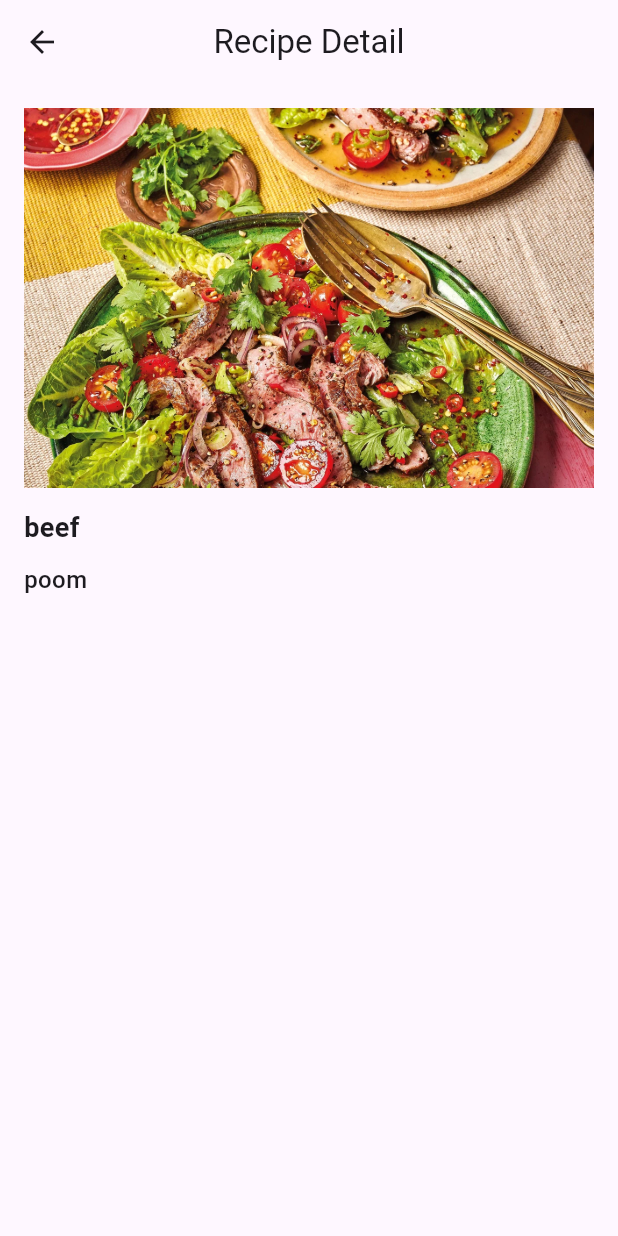
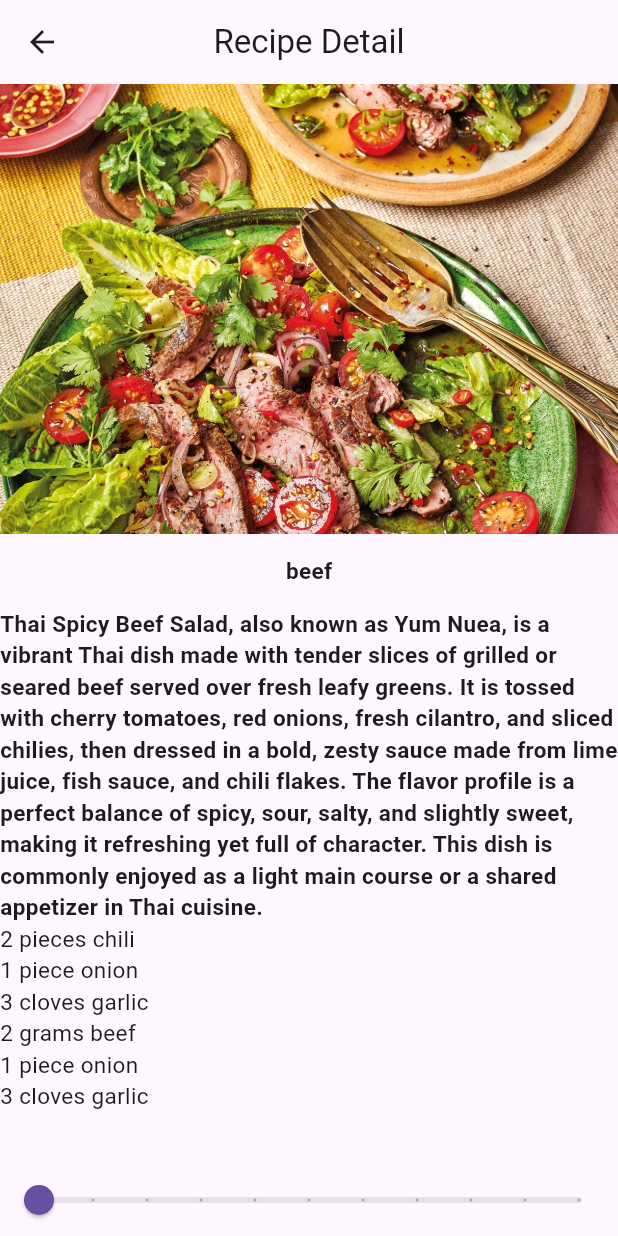
Before and after one commit to Pongpawee123/Flutter, a Flutter app: the screen it shows after launch, after a tap on "beef", on a phone screen of 412 x 824 dp. Run offline on Flutter 3.47's test engine with Material 3 defaults, Android fonts, the phone set to English and light mode, and no system bars; Roboto replaces fonts that are missing (Palatino).

Commit message:
initail project

```diff
--- /dev/null
+++ b/recipes/recipes/lib/Model/ingredient.dart
@@ -0,0 +1,12 @@
+class Ingredient {
+ String name;
+ int quantity;
+ String unit;
+
+
+Ingredient ({
+  required this.name,
+  required this.quantity,
+  required this.unit,
+});
+}
--- a/recipes/recipes/lib/Model/recipe.dart
+++ b/recipes/recipes/lib/Model/recipe.dart
@@ -1,15 +1,78 @@
+import 'package:recipes/Model/ingredient.dart';
+
 class Recipe {
   String imgLabel;
   String imageUrl;
   String description;
+  List<Ingredient> ingredient = [];
 
-  Recipe(this.imageUrl, this.imgLabel,this.description);
+  Recipe(this.imageUrl, this.imgLabel, this.description, this.ingredient);
 
-static List<Recipe> samples = [
-  Recipe('assets/image/beef.webp','beef','poom'),
-  Recipe('assets/image/green-curry.webp','green-curry','poom'),
-  Recipe('assets/image/mama-vegetable.webp','mama-vegetable','poom'),
-  Recipe('assets/image/padthai-prawn.webp','padthai-prawn','poom'),
-  Recipe('assets/image/Turkey-Larb.webp','Turkey-Larb','poom'),
+  static List<Recipe> samples = [
+    Recipe(
+      'assets/image/beef.webp',
+      'beef',
+      'Thai Spicy Beef Salad, also known as Yum Nuea, is a vibrant Thai dish made with tender slices of grilled or seared beef served over fresh leafy greens. It is tossed with cherry tomatoes, red onions, fresh cilantro, and sliced chilies, then dressed in a bold, zesty sauce made from lime juice, fish sauce, and chili flakes. The flavor profile is a perfect balance of spicy, sour, salty, and slightly sweet, making it refreshing yet full of character. This dish is commonly enjoyed as a light main course or a shared appetizer in Thai cuisine.',
+      [
+        Ingredient(name: 'chili', quantity: 2, unit: 'pieces'),
+        Ingredient(name: 'onion', quantity: 1, unit: 'piece'),
+        Ingredient(name: 'garlic', quantity: 3, unit: 'cloves'),
+        Ingredient(name: 'beef', quantity: 2, unit: 'grams'),
+        Ingredient(name: 'onion', quantity: 1, unit: 'piece'),
+        Ingredient(name: 'garlic', quantity: 3, unit: 'cloves'),
+      ],
+    ),
+    Recipe(
+      'assets/image/green-curry.webp',
+      'green-curry',
+      'Thai Green Curry Chicken, or Gaeng Keow Wan Gai, is a classic Thai curry known for its rich, aromatic, and mildly spicy flavor. It is made with tender pieces of chicken simmered in creamy coconut milk blended with green curry paste, which contains green chilies, lemongrass, garlic, galangal, and fragrant herbs. The dish is typically cooked with green vegetables such as pea eggplants or green beans, then garnished with fresh herbs and sliced red chilies. Served with steamed jasmine rice, this curry offers a perfect balance of creamy, spicy, and herbal notes, making it one of the most popular dishes in Thai cuisine.',
+      [
+        Ingredient(name: 'chicken', quantity: 300, unit: 'grams'),
+        Ingredient(name: 'green curry paste', quantity: 2, unit: 'tablespoons'),
+        Ingredient(name: 'coconut milk', quantity: 400, unit: 'ml'),
+        Ingredient(name: 'green chili', quantity: 2, unit: 'pieces'),
+        Ingredient(name: 'eggplant', quantity: 150, unit: 'grams'),
+        Ingredient(name: 'fish sauce', quantity: 2, unit: 'tablespoons'),
+      ],
+    ),
+    Recipe(
+      'assets/image/mama-vegetable.webp',
+      'mama-vegetable',
+      'Thai Spicy Minced Meat Salad, commonly known as Larb (or Laab), is a traditional Northeastern Thai dish celebrated for its bold and aromatic flavors. It is made with finely minced meat—typically pork, chicken, or beef—mixed with lime juice, fish sauce, ground roasted rice, chili flakes, and fragrant herbs such as cilantro and mint. The salad is often served with fresh lettuce leaves, allowing it to be enjoyed as lettuce wraps, and accompanied by steamed jasmine rice. Larb offers a distinctive balance of spicy, sour, savory, and nutty notes, making it a staple dish in Thai cuisine.',
+      [
+        Ingredient(name: 'minced pork', quantity: 300, unit: 'grams'),
+        Ingredient(name: 'shallot', quantity: 2, unit: 'pieces'),
+        Ingredient(name: 'lime juice', quantity: 3, unit: 'tablespoons'),
+        Ingredient(name: 'fish sauce', quantity: 2, unit: 'tablespoons'),
+        Ingredient(name: 'chili flakes', quantity: 1, unit: 'teaspoon'),
+        Ingredient(name: 'roasted rice powder', quantity: 1, unit: 'tablespoon'),
+      ],
+    ),
+    Recipe(
+      'assets/image/padthai-prawn.webp',
+      'padthai-prawn',
+      'Pad Thai with Shrimp, or Phad Thai Goong, is one of Thailand’s most iconic noodle dishes. It features stir-fried rice noodles cooked with juicy shrimp, eggs, bean sprouts, and chives, all tossed in a signature sauce made from tamarind paste, fish sauce, and palm sugar. The dish is finished with crushed peanuts and served with fresh lime wedges, allowing diners to adjust the flavor to their liking. Pad Thai is known for its perfect harmony of sweet, sour, salty, and savory tastes, making it a globally loved representation of Thai street food cuisine.',
+      [
+        Ingredient(name: 'rice noodles', quantity: 200, unit: 'grams'),
+        Ingredient(name: 'shrimp', quantity: 150, unit: 'grams'),
+        Ingredient(name: 'egg', quantity: 2, unit: 'pieces'),
+        Ingredient(name: 'bean sprouts', quantity: 100, unit: 'grams'),
+        Ingredient(name: 'chives', quantity: 2, unit: 'stalks'),
+        Ingredient(name: 'tamarind paste', quantity: 2, unit: 'tablespoons'),
+      ],
+    ),
+    Recipe(
+      'assets/image/Turkey-Larb.webp',
+      'Turkey-Larb',
+      'Thai Spicy Minced Chicken Salad, known as Larb Gai, is a traditional dish from Northeastern Thailand. It is made with finely minced chicken mixed with lime juice, fish sauce, chili flakes, and toasted ground rice, which gives the dish its distinctive nutty aroma. Fresh herbs such as cilantro, mint, and sliced shallots enhance the fragrance and freshness. The salad is commonly served with crisp lettuce leaves, allowing it to be enjoyed as refreshing lettuce wraps, and paired with steamed jasmine rice. Larb Gai is light yet flavorful, offering a balanced combination of spicy, sour, savory, and herbal notes.',
+      [
+        Ingredient(name: 'chicken mince', quantity: 300, unit: 'grams'),
+        Ingredient(name: 'shallot', quantity: 2, unit: 'pieces'),
+        Ingredient(name: 'lime juice', quantity: 3, unit: 'tablespoons'),
+        Ingredient(name: 'fish sauce', quantity: 2, unit: 'tablespoons'),
+        Ingredient(name: 'chili flakes', quantity: 1, unit: 'teaspoon'),
+        Ingredient(name: 'roasted rice powder', quantity: 1, unit: 'tablespoon'),
+      ],
+    ),
   ];
 }
--- a/recipes/recipes/lib/recipe_detail.dart
+++ b/recipes/recipes/lib/recipe_detail.dart
@@ -1,40 +1,82 @@
 import 'package:flutter/material.dart';
 import 'package:recipes/Model/recipe.dart';
+import 'package:recipes/Model/ingredient.dart';
 
-class RecipeDetail extends StatelessWidget {
+class RecipeDetail extends StatefulWidget {
   final Recipe recipe;
+  const RecipeDetail({super.key, required this.recipe});
 
-  const RecipeDetail({super.key, required this.recipe});
+  @override
+  State<StatefulWidget> createState() {
+    return _RecipeDetailState();
+  }
+}
+
+class _RecipeDetailState extends State<RecipeDetail> {
+  int sliderVal = 1;
 
   @override
   Widget build(BuildContext context) {
     return Scaffold(
       appBar: AppBar(title: const Text('Recipe Detail')),
-      body: Padding(
-        padding: const EdgeInsets.all(16.0),
+      body: Center(
         child: Column(
-          crossAxisAlignment: CrossAxisAlignment.start,
           children: <Widget>[
-            Image(image: AssetImage(recipe.imageUrl)),
+            SizedBox(
+              width: 600,
+              height: 300,
+              child: Image(
+               image: AssetImage(widget.recipe.imageUrl),
+               fit: BoxFit.cover,
+             ),
+          ),
             const SizedBox(height: 14.0),
-
             Text(
-              recipe.imgLabel,
+              widget.recipe.imgLabel,
               style: const TextStyle(
-                fontSize: 18.0,
+                fontSize: 15.0,
+                fontWeight: FontWeight.w700,
+                fontFamily: 'Palatino',
+              ),
+            ),
+            const SizedBox(height: 14.0),
+            Text(
+              widget.recipe.description,
+              style: const TextStyle(
+                fontSize: 15.0,
                 fontWeight: FontWeight.w700,
                 fontFamily: 'Palatino',
               ),
             ),
 
-            const SizedBox(height: 10.0),
-            Text(
-              recipe.description,
-              style: const TextStyle(
-                fontSize: 16.0,
-                fontWeight: FontWeight.w500,
-                fontFamily: 'Palatino',
+            Expanded(
+              child: ListView.builder(
+                itemBuilder: (BuildContext context, int index) {
+                  // 2 tps salt
+                  final ingredient = widget.recipe.ingredient[index];
+                  final adjustedQuantity = widget.recipe.ingredient[index].quantity * sliderVal;
+                  return Text(
+                    '${adjustedQuantity} ${ingredient.unit} ${ingredient.name}',
+                    style: const TextStyle(
+                      fontSize: 15.0,
+                    ),
+                  );
+                },
+                itemCount: widget.recipe.ingredient.length,
               ),
+            ),
+
+            Slider(
+              min: 1,
+              max: 10,
+              divisions: 10,
+              label: '${(sliderVal)} servings',
+              value: sliderVal.toDouble(),
+              onChanged: (newValue) {
+                setState(() {
+                  sliderVal = newValue.round();
+                });
+              },
             ),
           ],
         ),
```
